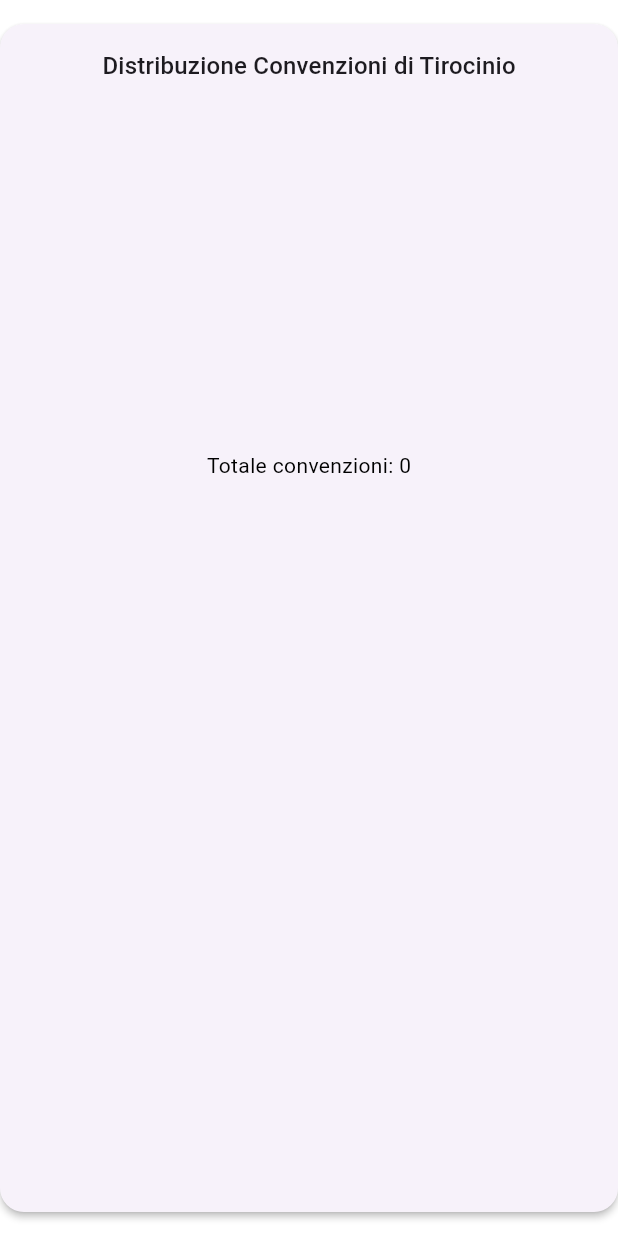
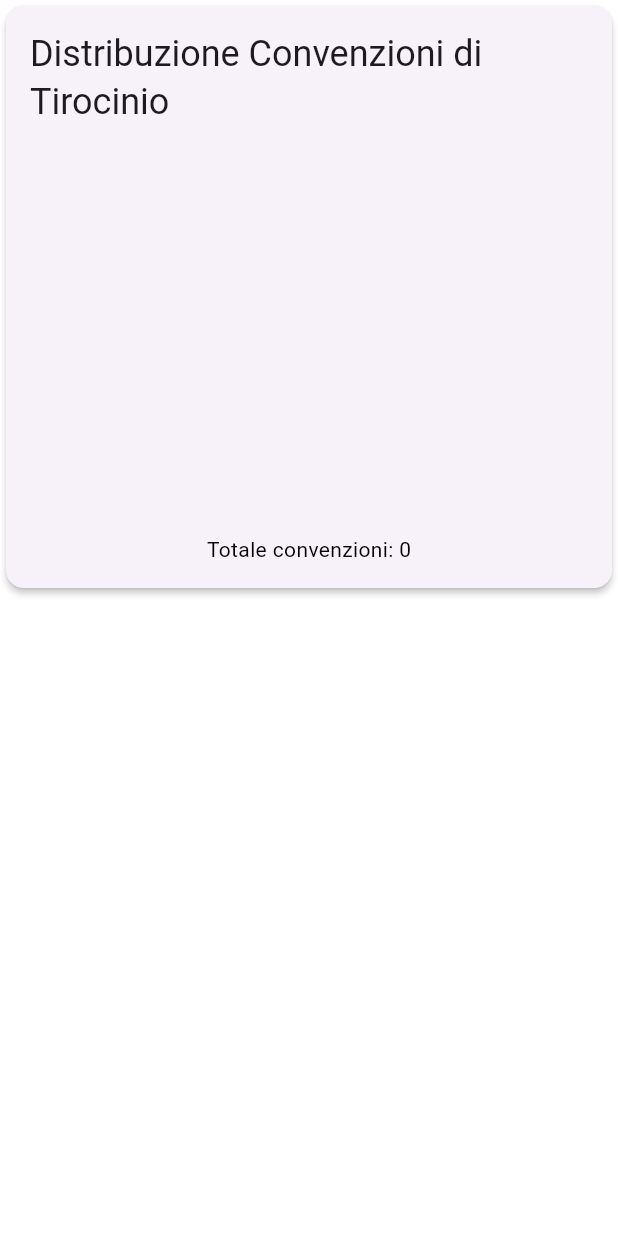
Before and after one commit to until-it-breaks/EcoReportNavigator, a Flutter app: the InternshipAgreementsPieChart widget shown alone on an empty page, opened directly with empty values, on a phone screen of 412 x 824 dp. Run offline on Flutter 3.47's test engine with Material 3 defaults, Android fonts, the phone set to English and light mode, and no system bars; drawn by our look-alikes of fl_chart; network calls fail.

Commit message:
Improved pie chart

```diff
--- a/frontend/app_client/lib/ui/widgets/society/internship_agreements_pie_chart.dart
+++ b/frontend/app_client/lib/ui/widgets/society/internship_agreements_pie_chart.dart
@@ -22,29 +22,32 @@ class _InternshipAgreementsPieChartState
     final sections = widget.data.categories;
     final colors = Colors.primaries.take(sections.length).toList();
 
+    final theme = Theme.of(context);
+
     return Card(
       elevation: 2,
-      shape: RoundedRectangleBorder(borderRadius: BorderRadius.circular(16)),
-      margin: const EdgeInsets.symmetric(vertical: 16),
       child: Padding(
         padding: const EdgeInsets.all(16),
         child: Column(
+          mainAxisSize: MainAxisSize.min,
+          crossAxisAlignment: CrossAxisAlignment.center,
+          spacing: 24,
           children: [
             Text(
               "Distribuzione Convenzioni di Tirocinio",
-              style: Theme.of(context).textTheme.titleMedium,
+              style: theme.textTheme.headlineSmall,
             ),
-            const SizedBox(height: 16),
             SizedBox(
               height: 200,
               child: PieChart(
                 PieChartData(
                   sectionsSpace: 2,
-                  centerSpaceRadius: 40,
+                  centerSpaceRadius: 48,
                   pieTouchData: PieTouchData(
                     touchCallback: (event, response) {
                       if (!event.isInterestedForInteractions ||
                           response == null) {
+                        setState(() => touchedIndex = null);
                         return;
                       }
                       setState(() {
@@ -54,32 +57,29 @@ class _InternshipAgreementsPieChartState
                     },
                   ),
                   sections: List.generate(sections.length, (i) {
-                    final category = sections[i];
-                    final percent = parsePercentage(category.percentage);
+                    final section = sections[i];
+                    final percent = parsePercentage(section.percentage);
                     final isTouched = i == touchedIndex;
 
                     return PieChartSectionData(
                       value: percent,
-                      title: category.percentage,
+                      title: section.percentage,
                       color: colors[i % colors.length],
-                      radius: isTouched ? 70 : 60,
-                      titleStyle: const TextStyle(
-                        fontSize: 12,
-                        fontWeight: FontWeight.bold,
-                      ),
+                      radius: isTouched ? 72 : 64,
                     );
                   }),
                 ),
               ),
             ),
-            const SizedBox(height: 16),
             Wrap(
+              alignment: WrapAlignment.center,
               spacing: 16,
               runSpacing: 8,
               children: List.generate(sections.length, (i) {
-                final category = sections[i];
+                final section = sections[i];
                 return Row(
                   mainAxisSize: MainAxisSize.min,
+                  spacing: 4,
                   children: [
                     Container(
                       width: 12,
@@ -89,16 +89,14 @@ class _InternshipAgreementsPieChartState
                         shape: BoxShape.circle,
                       ),
                     ),
-                    const SizedBox(width: 4),
-                    Text(category.category),
+                    Text(section.category),
                   ],
                 );
               }),
             ),
-            const SizedBox(height: 12),
             Text(
               "Totale convenzioni: ${widget.data.totalAgreements}",
-              style: Theme.of(context).textTheme.bodyMedium,
+              style: theme.textTheme.bodyMedium,
             ),
           ],
         ),
```
